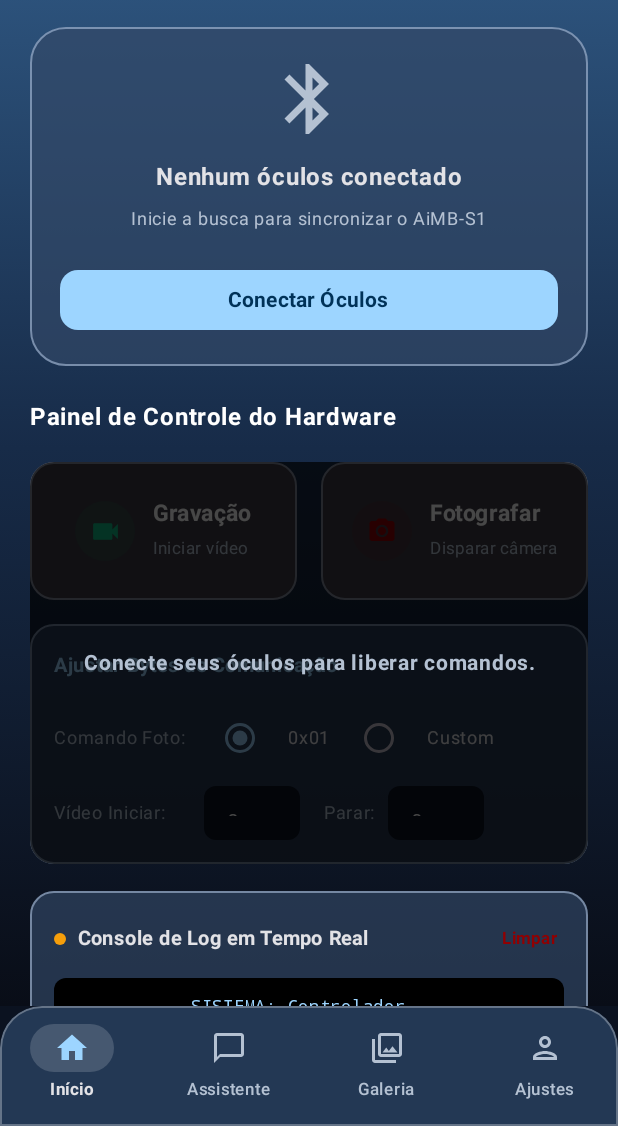
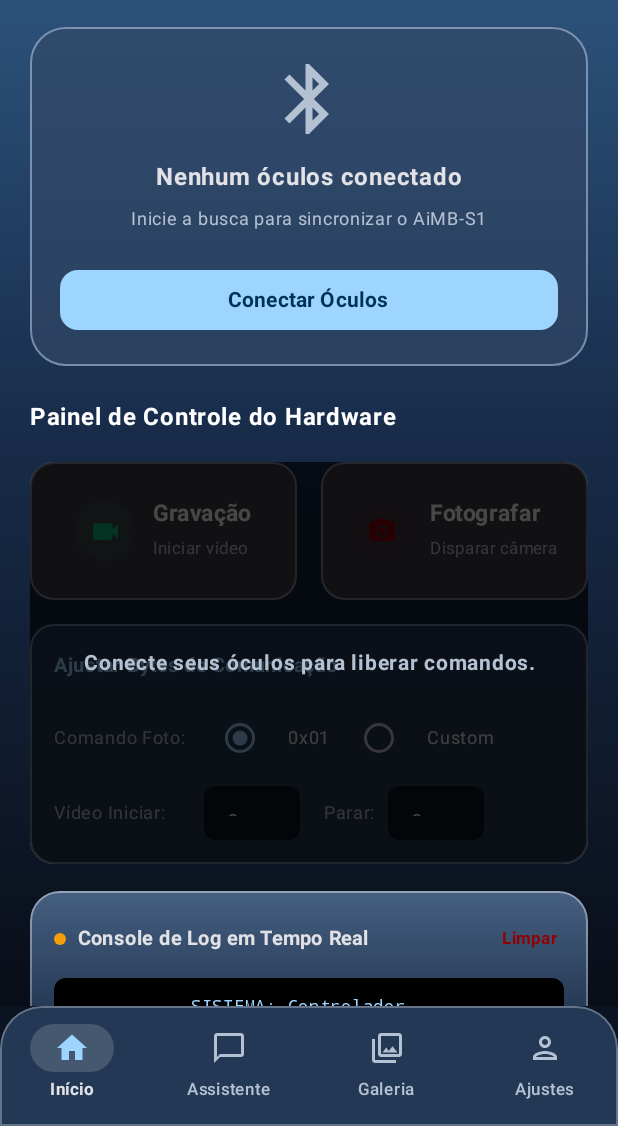
Before and after one commit to oficialtechify-stack/app-glass, an Android app built with Jetpack Compose: the screen it shows after launch (MainActivity), on a phone screen of 412 x 824 dp, the part 110-1236 px from its top. Run offline under Robolectric (Android 15) with nearby library versions, the light colour scheme and no system bars; our stand-ins replace Room's generated code; pictures from the network do not load.

Commit message:
Apply specular layered glass finish to diagnostics panel

```diff
--- a/app/src/main/java/com/example/MainActivity.kt
+++ b/app/src/main/java/com/example/MainActivity.kt
@@ -811,8 +811,17 @@
             Column(
                 modifier = Modifier
                     .fillMaxWidth()
-                    .border(1.dp, BorderGrey, RoundedCornerShape(16.dp))
-                    .background(SlateCard, RoundedCornerShape(16.dp))
+                    .clip(RoundedCornerShape(20.dp))
+                    .background(
+                        Brush.verticalGradient(
+                            listOf(Color(0xB95B7DA5), Color(0xBA243B5C), Color(0xD0192942))
+                        )
+                    )
+                    .border(
+                        1.dp,
+                        Brush.verticalGradient(listOf(Color.White.copy(alpha = 0.42f), Color.White.copy(alpha = 0.08f))),
+                        RoundedCornerShape(20.dp)
+                    )
                     .padding(16.dp)
             ) {
                 Row(
```
